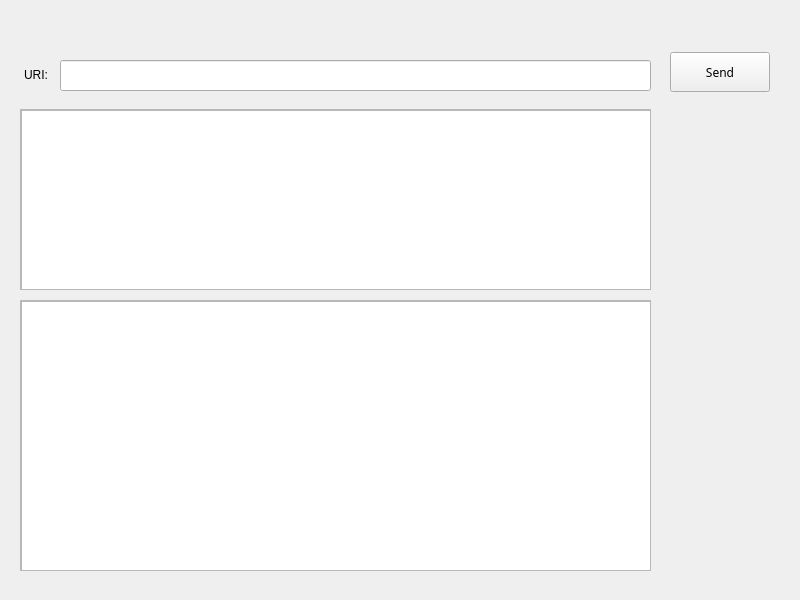
The window that pissedman/form.ui (patrcoff/pissedman) describes before a commit, drawn with Qt 5.
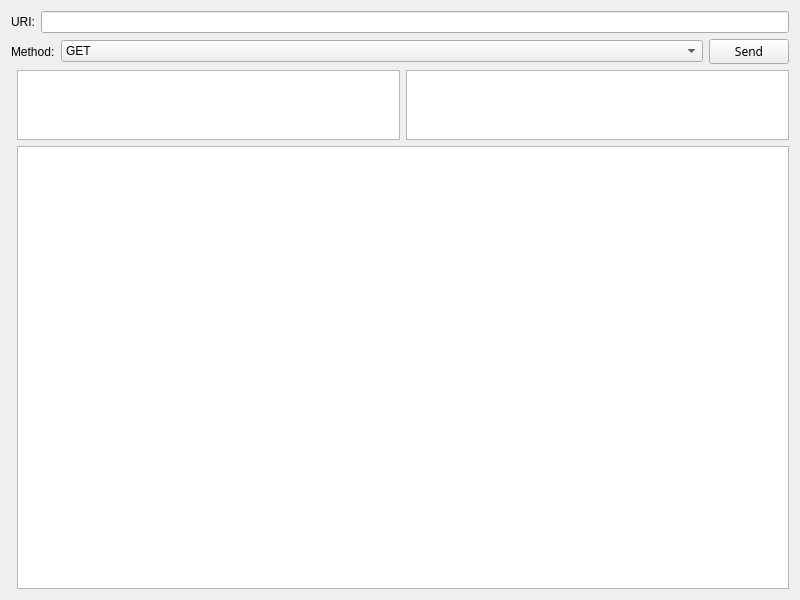
The same window after the commit.

Commit message: feat: basic request methods implemented

What changed in the file:
```diff
--- a/pissedman/form.ui
+++ b/pissedman/form.ui
@@ -10,126 +10,157 @@
     <height>600</height>
    </rect>
   </property>
+  <property name="sizePolicy">
+   <sizepolicy hsizetype="Preferred" vsizetype="Preferred">
+    <horstretch>100</horstretch>
+    <verstretch>10</verstretch>
+   </sizepolicy>
+  </property>
   <property name="windowTitle">
    <string>Widget</string>
   </property>
-  <widget class="QScrollArea" name="responseArea">
-   <property name="geometry">
-    <rect>
-     <x>20</x>
-     <y>300</y>
-     <width>631</width>
-     <height>271</height>
-    </rect>
-   </property>
-   <property name="widgetResizable">
-    <bool>true</bool>
-   </property>
-   <widget class="QWidget" name="scrollAreaWidgetContents">
-    <property name="geometry">
-     <rect>
-      <x>0</x>
-      <y>0</y>
-      <width>629</width>
-      <height>269</height>
-     </rect>
-    </property>
-    <widget class="QTextBrowser" name="responseViewer">
-     <property name="geometry">
-      <rect>
-       <x>0</x>
-       <y>0</y>
-       <width>631</width>
-       <height>271</height>
-      </rect>
+  <layout class="QGridLayout" name="gridLayout">
+   <item row="0" column="0" colspan="3">
+    <layout class="QVBoxLayout" name="verticalLayout">
+     <item>
+      <layout class="QHBoxLayout" name="horizontalLayout">
+       <item>
+        <widget class="QLabel" name="label">
+         <property name="text">
+          <string>URI:</string>
+         </property>
+        </widget>
+       </item>
+       <item>
+        <widget class="QLineEdit" name="uriEdit">
+         <property name="sizePolicy">
+          <sizepolicy hsizetype="Expanding" vsizetype="Fixed">
+           <horstretch>100</horstretch>
+           <verstretch>0</verstretch>
+          </sizepolicy>
+         </property>
+        </widget>
+       </item>
+      </layout>
+     </item>
+     <item>
+      <layout class="QHBoxLayout" name="horizontalLayout_3">
+       <item>
+        <widget class="QLabel" name="label_2">
+         <property name="text">
+          <string>Method:</string>
+         </property>
+        </widget>
+       </item>
+       <item>
+        <widget class="QComboBox" name="methodCombo">
+         <property name="sizePolicy">
+          <sizepolicy hsizetype="MinimumExpanding" vsizetype="Fixed">
+           <horstretch>5</horstretch>
+           <verstretch>0</verstretch>
+          </sizepolicy>
+         </property>
+         <property name="contextMenuPolicy">
+          <enum>Qt::DefaultContextMenu</enum>
+         </property>
+         <item>
+          <property name="text">
+           <string>GET</string>
+          </property>
+         </item>
+         <item>
+          <property name="text">
+           <string>PUT</string>
+          </property>
+         </item>
+         <item>
+          <property name="text">
+           <string>POST</string>
+          </property>
+         </item>
+         <item>
+          <property name="text">
+           <string>DELETE</string>
+          </property>
+         </item>
+         <item>
+          <property name="text">
+           <string>OPTIONS</string>
+          </property>
+         </item>
+        </widget>
+       </item>
+       <item>
+        <widget class="QPushButton" name="sendBtn">
+         <property name="font">
+          <font>
+           <family>Phosphate</family>
+          </font>
+         </property>
+         <property name="text">
+          <string>Send</string>
+         </property>
+        </widget>
+       </item>
+      </layout>
+     </item>
+    </layout>
+   </item>
+   <item row="1" column="0" rowspan="2" colspan="3">
+    <spacer name="horizontalSpacer">
+     <property name="orientation">
+      <enum>Qt::Horizontal</enum>
      </property>
-    </widget>
-   </widget>
-  </widget>
-  <widget class="QScrollArea" name="requestArea">
-   <property name="geometry">
-    <rect>
-     <x>20</x>
-     <y>109</y>
-     <width>631</width>
-     <height>181</height>
-    </rect>
-   </property>
-   <property name="font">
-    <font>
-     <family>Noteworthy</family>
-    </font>
-   </property>
-   <property name="widgetResizable">
-    <bool>true</bool>
-   </property>
-   <widget class="QWidget" name="scrollAreaWidgetContents_2">
-    <property name="geometry">
-     <rect>
-      <x>0</x>
-      <y>0</y>
-      <width>629</width>
-      <height>179</height>
-     </rect>
-    </property>
-    <widget class="QTextEdit" name="requestEdit">
-     <property name="geometry">
-      <rect>
-       <x>0</x>
-       <y>0</y>
-       <width>631</width>
-       <height>181</height>
-      </rect>
+     <property name="sizeHint" stdset="0">
+      <size>
+       <width>40</width>
+       <height>20</height>
+      </size>
+     </property>
+    </spacer>
+   </item>
+   <item row="2" column="1">
+    <widget class="QPlainTextEdit" name="requestEdit">
+     <property name="sizePolicy">
+      <sizepolicy hsizetype="Expanding" vsizetype="Expanding">
+       <horstretch>100</horstretch>
+       <verstretch>10</verstretch>
+      </sizepolicy>
      </property>
      <property name="font">
       <font>
        <family>Verdana</family>
       </font>
      </property>
+     <property name="lineWrapMode">
+      <enum>QPlainTextEdit::NoWrap</enum>
+     </property>
     </widget>
-   </widget>
-  </widget>
-  <widget class="QPushButton" name="sendBtn">
-   <property name="geometry">
-    <rect>
-     <x>670</x>
-     <y>52</y>
-     <width>100</width>
-     <height>40</height>
-    </rect>
-   </property>
-   <property name="font">
-    <font>
-     <family>Phosphate</family>
-    </font>
-   </property>
-   <property name="text">
-    <string>Send</string>
-   </property>
-  </widget>
-  <widget class="QLineEdit" name="uriEdit">
-   <property name="geometry">
-    <rect>
-     <x>60</x>
-     <y>60</y>
-     <width>591</width>
-     <height>31</height>
-    </rect>
-   </property>
-  </widget>
-  <widget class="QLabel" name="label">
-   <property name="geometry">
-    <rect>
-     <x>24</x>
-     <y>67</y>
-     <width>58</width>
-     <height>16</height>
-    </rect>
-   </property>
-   <property name="text">
-    <string>URI:</string>
-   </property>
-  </widget>
+   </item>
+   <item row="2" column="2">
+    <widget class="QTextEdit" name="paramsEdit">
+     <property name="sizePolicy">
+      <sizepolicy hsizetype="Expanding" vsizetype="Expanding">
+       <horstretch>100</horstretch>
+       <verstretch>10</verstretch>
+      </sizepolicy>
+     </property>
+    </widget>
+   </item>
+   <item row="3" column="1" colspan="2">
+    <widget class="QTextBrowser" name="responseViewer">
+     <property name="sizePolicy">
+      <sizepolicy hsizetype="Expanding" vsizetype="Expanding">
+       <horstretch>0</horstretch>
+       <verstretch>100</verstretch>
+      </sizepolicy>
+     </property>
+     <property name="textInteractionFlags">
+      <set>Qt::LinksAccessibleByKeyboard|Qt::TextSelectableByKeyboard|Qt::TextSelectableByMouse</set>
+     </property>
+    </widget>
+   </item>
+  </layout>
  </widget>
  <resources/>
  <connections/>
```
The commit also changes 2 other files.
